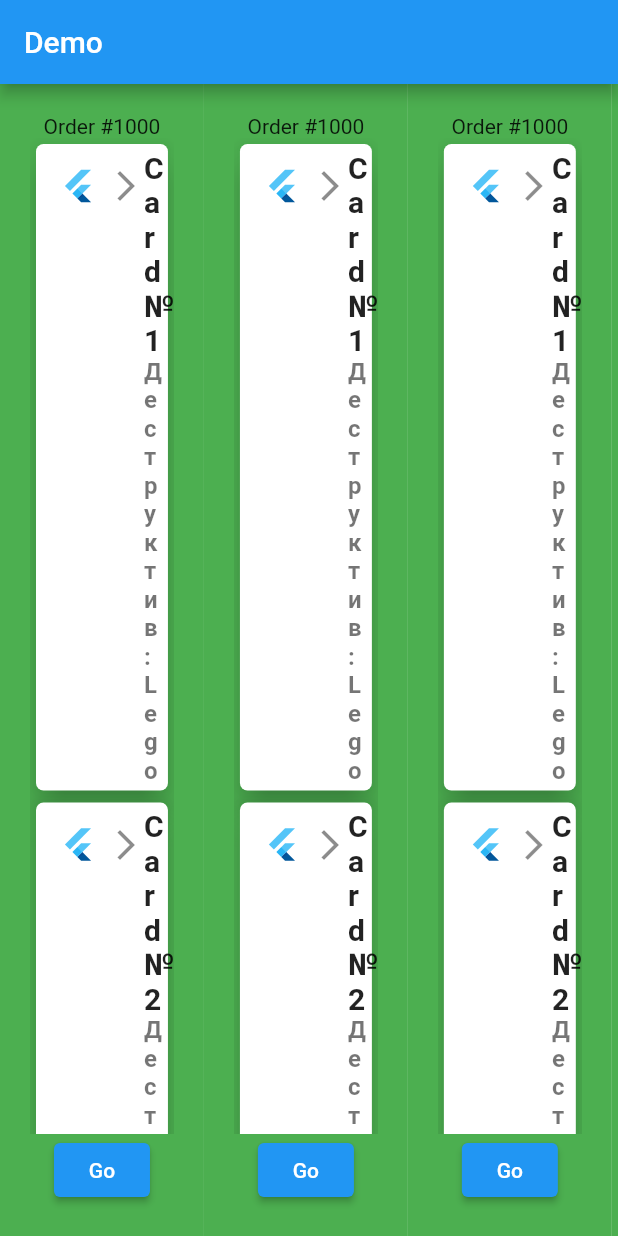
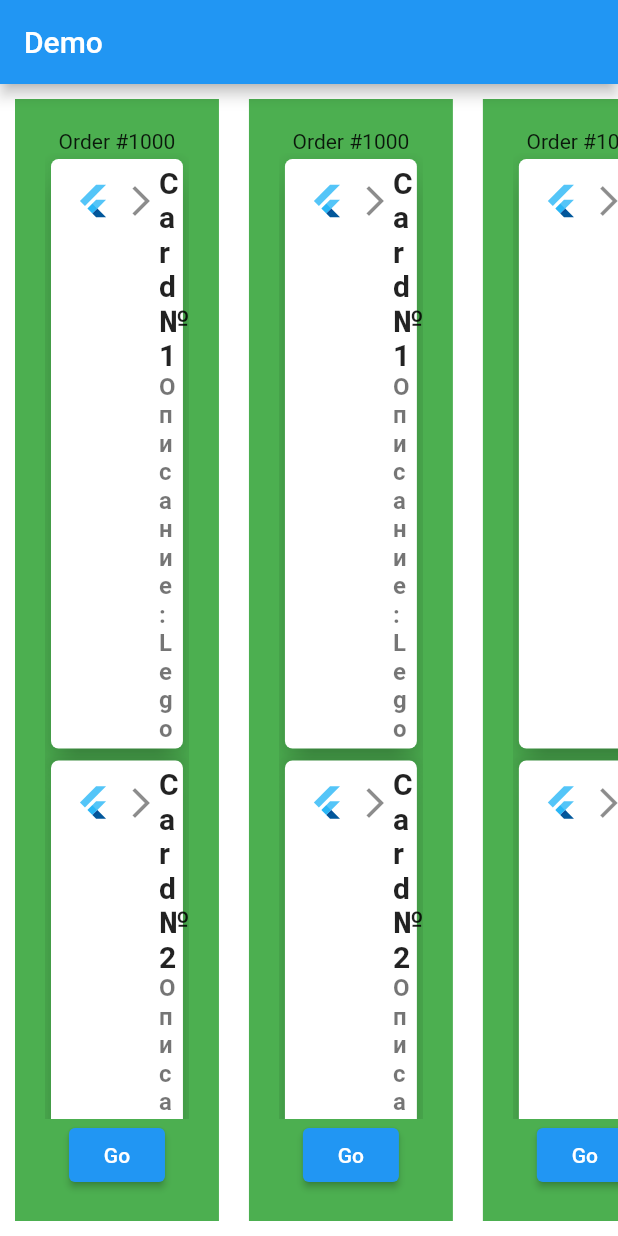
Before and after one commit to maklakowiktor/order_cards, a Flutter app: the screen it shows after launch, on a phone screen of 412 x 824 dp. Run offline on Flutter 3.47's test engine with Material 2 defaults, Android fonts, the phone set to English and light mode, and no system bars.

Commit message:
Fix columns

```diff
--- a/lib/main.dart
+++ b/lib/main.dart
@@ -10,6 +10,7 @@ void main() {
 int getRandomNum(int min, int max) => min + Random().nextInt(max - min);
 
 class MyApp extends StatelessWidget {
+  ScrollController orderScrollConstroller = ScrollController();
   List<OrderCardWidget> orderList(int count) {
     List<OrderCardWidget> list = [];
     for (int i = 0; i <= count; i++) {
@@ -27,12 +28,23 @@ class MyApp extends StatelessWidget {
         appBar: AppBar(
           title: Text('Demo'),
         ),
-        body: SingleChildScrollView(
+        body: ScrollConfiguration(
+          behavior: ScrollConfiguration.of(context).copyWith(
+            dragDevices: {
+              PointerDeviceKind.touch,
+              PointerDeviceKind.mouse,
+            },
+          ),
+          child: SingleChildScrollView(
+            controller: orderScrollConstroller,
             scrollDirection: Axis.horizontal,
             child: Row(
               mainAxisAlignment: MainAxisAlignment.start,
               crossAxisAlignment: CrossAxisAlignment.start,
-            children: orderList(5),
+              // children: orderList(5),
+              children: List.generate(
+                  10, (index) => OrderCardWidget(key: Key(index.toString()))),
+            ),
           ),
         ),
         // body:
@@ -125,7 +137,8 @@ class MyWidget extends StatelessWidget {
 }
 
 class OrderCardWidget extends StatelessWidget {
-  int productCount = getRandomNum(1, 10);
+  ScrollController productScrollController = ScrollController();
+  int productCount = getRandomNum(5, 15);
 
   OrderCardWidget({Key? key}) : super(key: key);
 
@@ -143,7 +156,7 @@ class OrderCardWidget extends StatelessWidget {
               style: const TextStyle(fontWeight: FontWeight.bold, fontSize: 20),
             ),
             subtitle: const Text(
-              "Деструктив: Lego",
+              "Описание: Lego",
               style: TextStyle(fontWeight: FontWeight.bold, fontSize: 16),
             ),
             trailing: Icon(Icons.arrow_forward_ios),
@@ -162,16 +175,26 @@ class OrderCardWidget extends StatelessWidget {
         // maxHeight: MediaQuery.of(context).size.height * 0.5,
       ),
       padding: const EdgeInsets.all(20),
+      margin: const EdgeInsets.all(10),
       child: Column(
         mainAxisSize: MainAxisSize.min,
         children: [
           // Title,
           Text('Order #1000'),
           Flexible(
+            child: ScrollConfiguration(
+              behavior: ScrollConfiguration.of(context).copyWith(
+                dragDevices: {
+                  PointerDeviceKind.touch,
+                  PointerDeviceKind.mouse,
+                },
+              ),
               child: ListView.builder(
+                controller: productScrollController,
                 itemCount: productCount,
                 itemBuilder: (context, index) => card(index),
                 shrinkWrap: true,
+              ),
             ),
           ),
           ElevatedButton(
```
Lines whose indentation alone changed are shown as unchanged.
